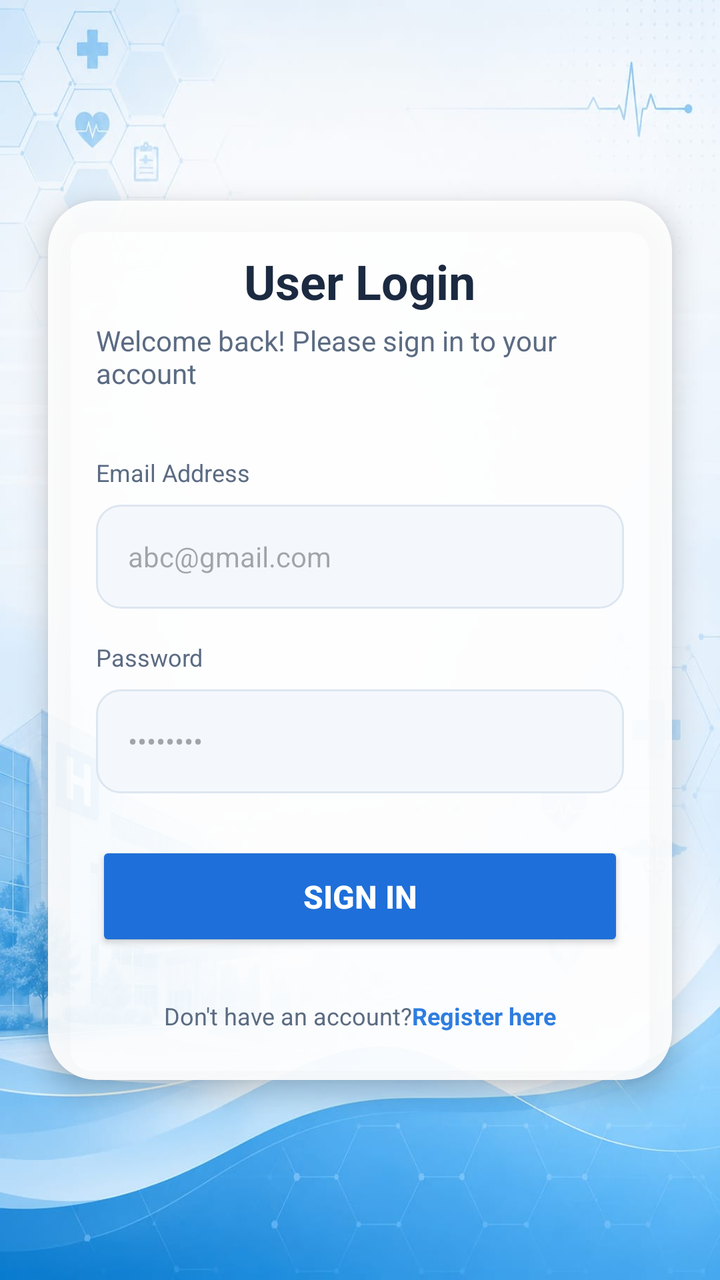
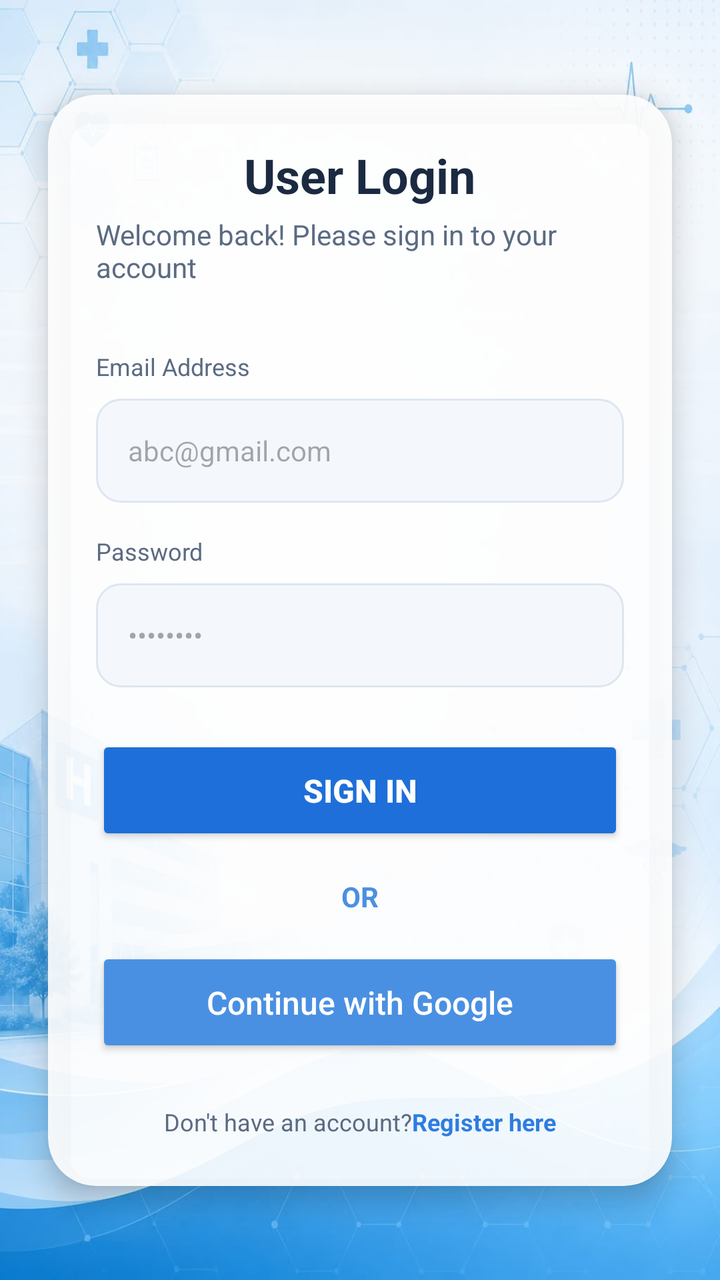

The first picture is an Android layout as it rendered before a commit; the second is the same layout after the commit. The layout source and the unified diff follow.
<!-- AndroidManifest.xml: application theme Theme.Application -->
<!-- res/layout/user_login.xml -->
<?xml version="1.0" encoding="utf-8"?>
<androidx.constraintlayout.widget.ConstraintLayout xmlns:android="http://schemas.android.com/apk/res/android"
    xmlns:app="http://schemas.android.com/apk/res-auto"
    xmlns:tools="http://schemas.android.com/tools"
    android:layout_width="match_parent"
    android:layout_height="match_parent"
    android:background="@drawable/hospitaldash">

    <androidx.cardview.widget.CardView
        android:id="@+id/loginCard"
        android:layout_width="match_parent"
        android:layout_height="wrap_content"
        android:layout_marginStart="24dp"
        android:layout_marginEnd="24dp"
        app:cardBackgroundColor="@color/nice_card_bg"
        app:cardCornerRadius="24dp"
        app:cardElevation="8dp"
        app:layout_constraintBottom_toBottomOf="parent"
        app:layout_constraintEnd_toEndOf="parent"
        app:layout_constraintStart_toStartOf="parent"
        app:layout_constraintTop_toTopOf="parent">

        <LinearLayout
            android:layout_width="match_parent"
            android:layout_height="wrap_content"
            android:gravity="center_horizontal"
            android:orientation="vertical"
            android:padding="24dp">

            <TextView
                android:layout_width="wrap_content"
                android:layout_height="wrap_content"
                android:text="User Login"
                android:textColor="@color/text_primary"
                android:textSize="24sp"
                android:textStyle="bold" />

            <TextView
                android:layout_width="wrap_content"
                android:layout_height="wrap_content"
                android:layout_marginTop="4dp"
                android:text="Welcome back! Please sign in to your account"
                android:textColor="@color/text_secondary"
                android:textSize="14sp" />

            <TextView
                android:layout_width="match_parent"
                android:layout_height="wrap_content"
                android:layout_marginTop="32dp"
                android:text="@string/label_email_address"
                android:textColor="@color/text_secondary"
                android:textSize="12sp" />

            <EditText
                android:id="@+id/etEmail"
                android:layout_width="match_parent"
                android:layout_height="52dp"
                android:layout_marginTop="8dp"
                android:background="@drawable/bg_input_signin"
                android:hint="abc@gmail.com"
                android:inputType="textEmailAddress"
                android:paddingStart="16dp"
                android:paddingEnd="16dp"
                android:textColor="@color/text_primary"
                android:textSize="14sp" />

            <TextView
                android:layout_width="match_parent"
                android:layout_height="wrap_content"
                android:layout_marginTop="16dp"
                android:text="@string/label_password"
                android:textColor="@color/text_secondary"
                android:textSize="12sp" />

            <FrameLayout
                android:layout_width="match_parent"
                android:layout_height="52dp"
                android:layout_marginTop="8dp">

                <EditText
                    android:id="@+id/etPassword"
                    android:layout_width="match_parent"
                    android:layout_height="match_parent"
                    android:background="@drawable/bg_input_signin"
                    android:hint="••••••••"
                    android:inputType="textPassword"
                    android:paddingStart="16dp"
                    android:paddingEnd="48dp"
                    android:textColor="@color/text_primary"
                    android:textSize="14sp" />
            </FrameLayout>

            <Button
                android:id="@+id/btnSignIn"
                android:layout_width="match_parent"
                android:layout_height="55dp"
                android:layout_marginTop="24dp"
                android:backgroundTint="@color/nice_role_selected"
                android:text="Sign In"
                android:textColor="@color/white"
                android:textSize="16sp"
                android:textStyle="bold"
                app:cornerRadius="12dp" />

            <LinearLayout
                android:layout_width="wrap_content"
                android:layout_height="wrap_content"
                android:layout_marginTop="24dp"
                android:orientation="horizontal">

                <TextView
                    android:layout_width="wrap_content"
                    android:layout_height="wrap_content"
                    android:text="@string/footer_no_account"
                    android:textColor="@color/text_secondary"
                    android:textSize="12sp" />

                <TextView
                    android:id="@+id/tvRegister"
                    android:layout_width="wrap_content"
                    android:layout_height="wrap_content"
                    android:text="@string/footer_register_here"
                    android:textColor="@color/blue_accent"
                    android:textSize="12sp"
                    android:textStyle="bold" />
            </LinearLayout>

        </LinearLayout>
    </androidx.cardview.widget.CardView>

</androidx.constraintlayout.widget.ConstraintLayout>
<!-- resources referenced by this layout -->
<resources>
  <color name="blue_accent">#2E7DE0</color>
  <color name="nice_card_bg">#E6FFFFFF</color>
  <color name="nice_role_selected">#1E6FD9</color>
  <color name="text_primary">#1B2A41</color>
  <color name="text_secondary">#5B6B82</color>
  <color name="white">#FFFFFFFF</color>
  <!-- drawable bg_input_signin (drawable) -->
  <?xml version="1.0" encoding="utf-8"?>
  <shape xmlns:android="http://schemas.android.com/apk/res/android">
      <solid android:color="@color/nice_input_bg" />
      <corners android:radius="12dp" />
      <stroke android:width="1dp" android:color="@color/nice_role_border" />
  </shape>
  <!-- drawable hospitaldash: jpeg bitmap (drawable, 56200 bytes) -->
  <string name="footer_no_account">Don\'t have an account? </string>
  <string name="footer_register_here">Register here</string>
  <string name="label_email_address">Email Address</string>
  <string name="label_password">Password</string>
  <style name="Theme.Application" parent="Base.Theme.Application" />
  <color name="nice_input_bg">#F4F8FD</color>
  <color name="nice_role_border">#DDE6F0</color>
  <style name="Base.Theme.Application" parent="Theme.Material3.DayNight.NoActionBar">
          
          
      </style>
</resources>

<!-- the commit's change to res/layout/user_login.xml (unified diff, before → after) -->
@@ -102,6 +102,28 @@
                 android:textStyle="bold"
                 app:cornerRadius="12dp" />
 
+            <TextView
+                android:id="@+id/tvOr"
+                android:layout_width="wrap_content"
+                android:layout_height="wrap_content"
+                android:layout_marginTop="16dp"
+                android:text="@string/label_or"
+                android:textColor="#4A90E2"
+                android:textSize="14sp"
+                android:textStyle="bold" />
+
+            <Button
+                android:id="@+id/btnGoogleLogin"
+                android:layout_width="match_parent"
+                android:layout_height="55dp"
+                android:layout_marginTop="16dp"
+                android:backgroundTint="#4A90E2"
+                android:text="@string/btn_google_login"
+                android:textColor="@color/white"
+                android:textSize="16sp"
+                android:textAllCaps="false"
+                app:cornerRadius="12dp" />
+
             <LinearLayout
                 android:layout_width="wrap_content"
                 android:layout_height="wrap_content"
<!-- resource entries referenced after the edit -->
@@ -14,9 +14,11 @@
       <stroke android:width="1dp" android:color="@color/nice_role_border" />
   </shape>
   <!-- drawable hospitaldash: jpeg bitmap (drawable, 56200 bytes) -->
+  <string name="btn_google_login">Continue with Google</string>
   <string name="footer_no_account">Don\'t have an account? </string>
   <string name="footer_register_here">Register here</string>
   <string name="label_email_address">Email Address</string>
+  <string name="label_or">OR</string>
   <string name="label_password">Password</string>
   <style name="Theme.Application" parent="Base.Theme.Application" />
   <color name="nice_input_bg">#F4F8FD</color>
